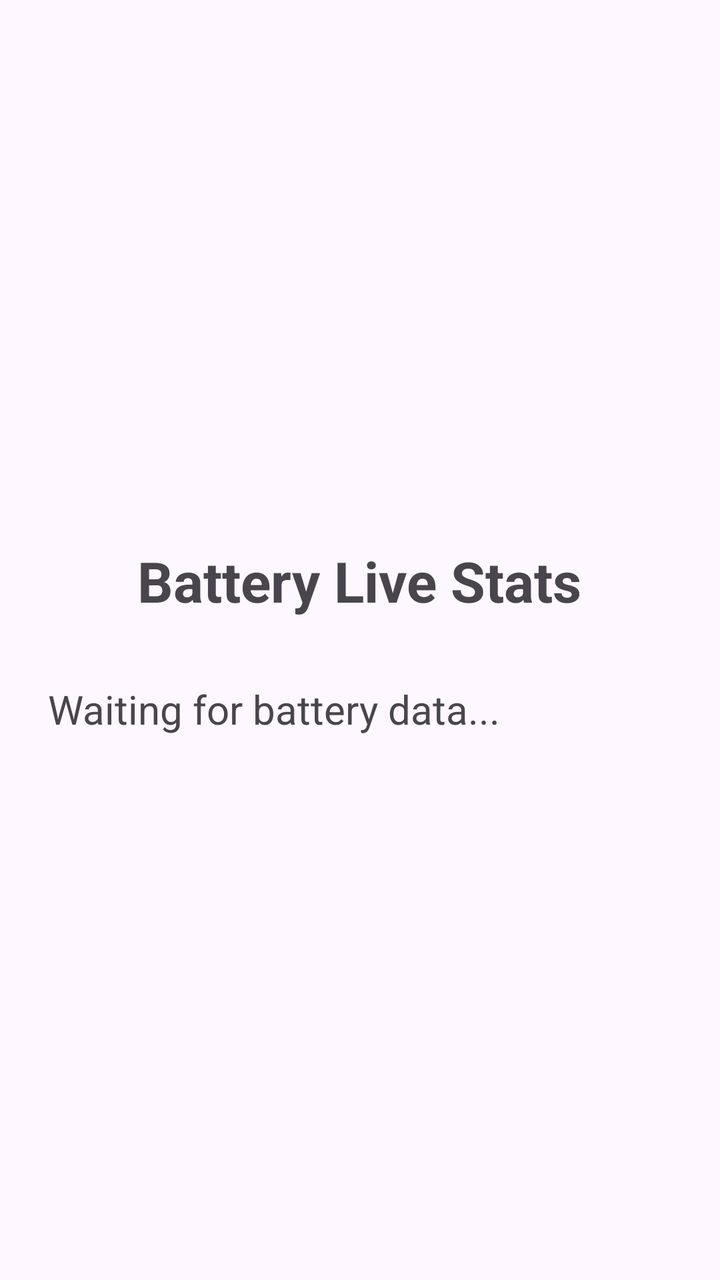
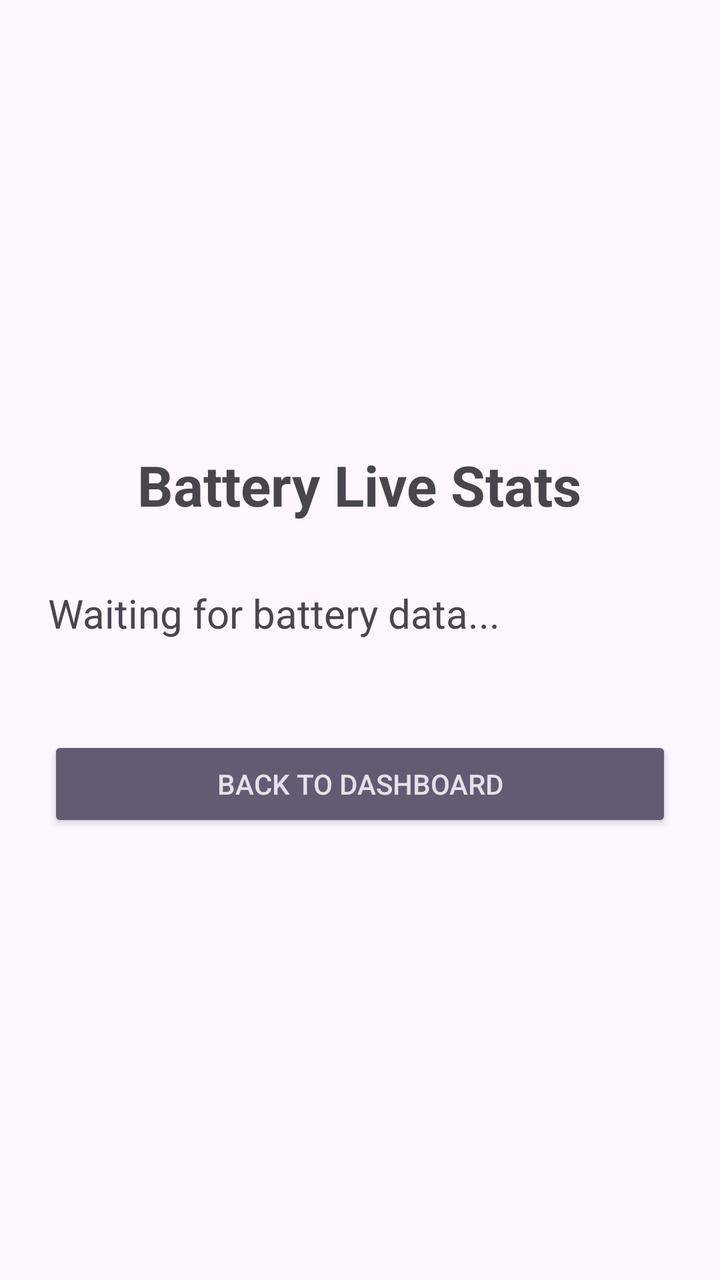

Before-and-after screenshots of an Android layout around one commit, followed by the original layout XML and the change that was made.
<!-- AndroidManifest.xml: activity theme Theme.IntentDemo2 -->
<!-- res/layout/activity_battery.xml -->
<?xml version="1.0" encoding="utf-8"?>
<LinearLayout xmlns:android="http://schemas.android.com/apk/res/android"
    android:id="@+id/main"
    android:layout_width="match_parent"
    android:layout_height="match_parent"
    android:orientation="vertical"
    android:padding="24dp"
    android:gravity="center_vertical|center_horizontal">

    <TextView
        android:layout_width="wrap_content"
        android:layout_height="wrap_content"
        android:text="Battery Live Stats"
        android:textSize="28sp"
        android:textStyle="bold"
        android:layout_marginBottom="32dp"/>

    <TextView
        android:id="@+id/tvBatteryDetails"
        android:layout_width="match_parent"
        android:layout_height="wrap_content"
        android:textSize="20sp"
        android:lineSpacingExtra="12dp"
        android:text="Waiting for battery data..." />

</LinearLayout>
<!-- resources referenced by this layout -->
<resources>
  <style name="Theme.IntentDemo2" parent="Base.Theme.IntentDemo2" />
  <style name="Base.Theme.IntentDemo2" parent="Theme.Material3.DayNight.NoActionBar">
          
          
      </style>
</resources>

<!-- the commit's change to res/layout/activity_battery.xml (unified diff, before → after) -->
@@ -23,4 +23,13 @@
         android:lineSpacingExtra="12dp"
         android:text="Waiting for battery data..." />
 
+    <Button
+        android:id="@+id/btnBack"
+        android:layout_width="match_parent"
+        android:layout_height="wrap_content"
+        android:layout_marginTop="48dp"
+        android:padding="12dp"
+        style="@style/Widget.AppCompat.Button.Colored"
+        android:text="Back to Dashboard" />
+
 </LinearLayout>
